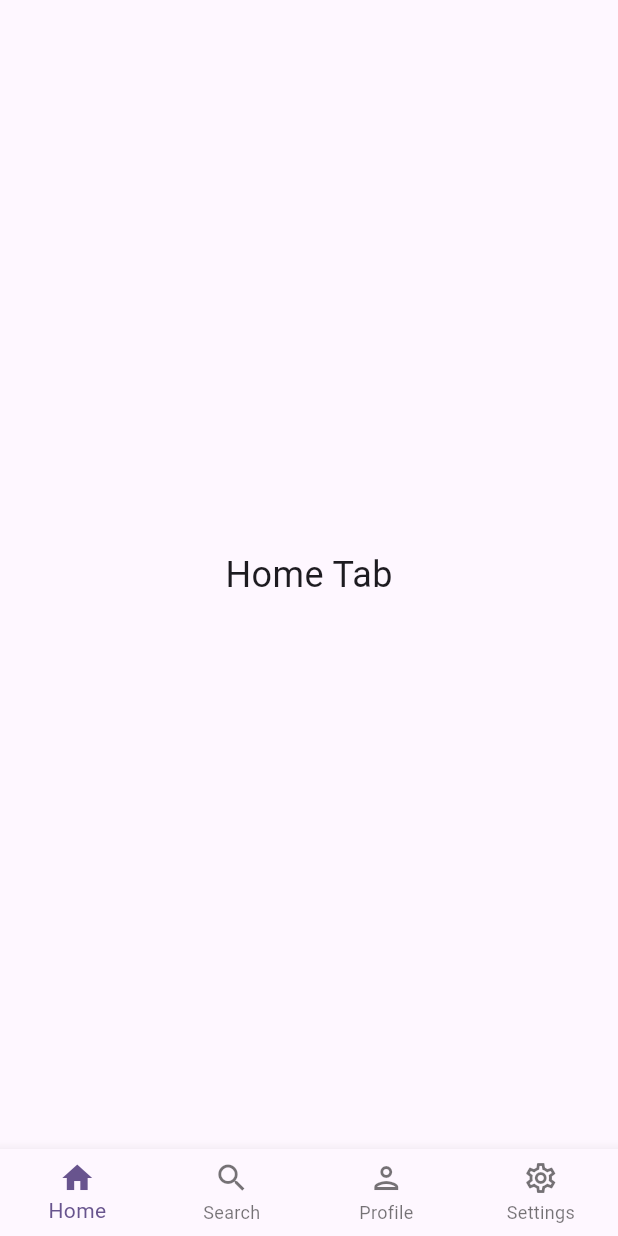
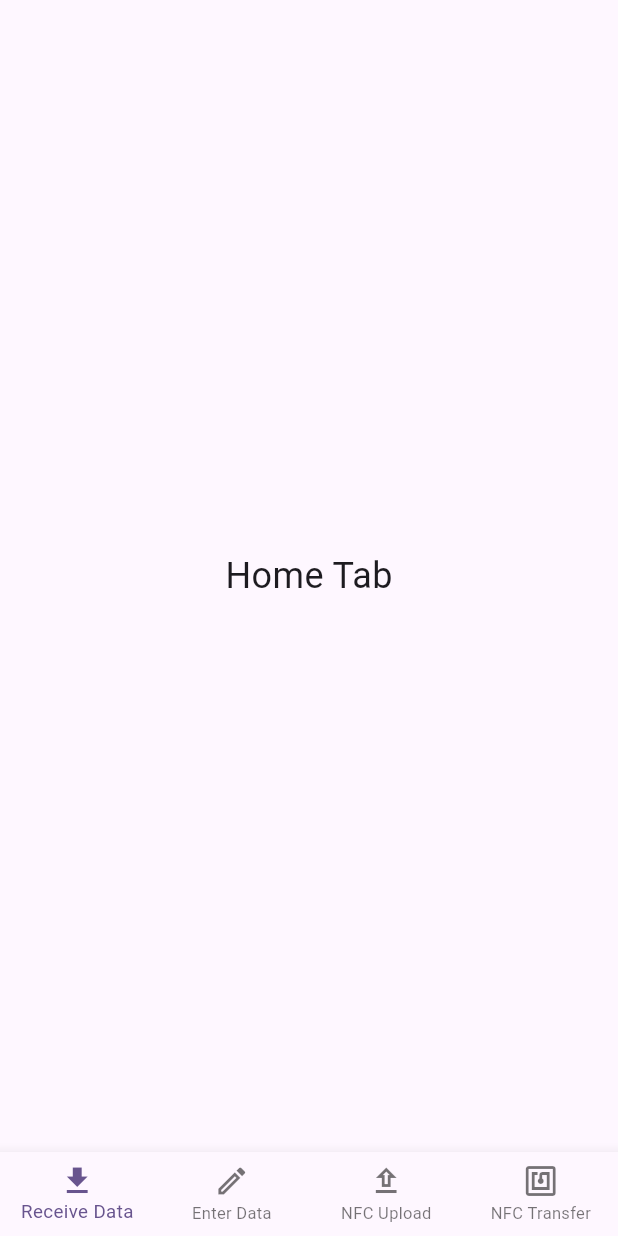
Before and after one commit to Yasin-Ahmed-Kamal-Khan/nfc_app, a Flutter app: the screen it shows after launch, on a phone screen of 412 x 824 dp. Run offline on Flutter 3.47's test engine with Material 3 defaults, Android fonts, the phone set to English and light mode, and no system bars.

Commit message:
Add form entering and saving to JSON

```diff
--- a/lib/app.dart
+++ b/lib/app.dart
@@ -14,30 +14,30 @@ class _AppState extends State<App> {
 
   final List<TabItem> _tabs = [
     TabItem(
-      title: 'Home',
-      icon: Icons.home_outlined,
-      activeIcon: Icons.home,
+      title: 'Receive Data',
+      icon: Icons.download_outlined,
+      activeIcon: Icons.download,
     ),
     TabItem(
-      title: 'Search',
-      icon: Icons.search_outlined,
-      activeIcon: Icons.search,
+      title: 'Enter Data',
+      icon: Icons.edit_outlined,
+      activeIcon: Icons.edit,
     ),
     TabItem(
-      title: 'Profile',
-      icon: Icons.person_outlined,
-      activeIcon: Icons.person,
+      title: 'NFC Upload',
+      icon: Icons.upload_outlined,
+      activeIcon: Icons.upload,
     ),
     TabItem(
-      title: 'Settings',
-      icon: Icons.settings_outlined,
-      activeIcon: Icons.settings,
+      title: 'NFC Transfer',
+      icon: Icons.nfc_outlined,
+      activeIcon: Icons.nfc,
     ),
   ];
 
   final List<Widget> _screens = [
     const HomeTab(),
-    const SearchTab(),
+    const EnterDataTab(),
     const ProfileTab(),
     const SettingsTab(),
   ];
@@ -59,6 +59,8 @@ class _AppState extends State<App> {
               ),
             )
             .toList(),
+        unselectedLabelStyle: TextStyle(fontSize: 11.0),
+        selectedLabelStyle: TextStyle(fontSize: 12.5),
       ),
     );
   }
--- a/lib/screens/screens.dart
+++ b/lib/screens/screens.dart
@@ -1,4 +1,4 @@
 export 'template_tab_1.dart';
-export 'template_tab_2.dart';
+export 'enter_data_tab.dart';
 export 'template_tab_3.dart';
 export 'template_tab_4.dart';
--- a/pubspec.yaml
+++ b/pubspec.yaml
@@ -35,6 +35,9 @@ dependencies:
   # The following adds the Cupertino Icons font to your application.
   # Use with the CupertinoIcons class for iOS style icons.
   cupertino_icons: ^1.0.8
+  path_provider: ^2.1.5
+  permission_handler: ^12.0.1
+  file_picker: ^10.2.0
 
 dev_dependencies:
   flutter_test:
```
Also changed, not shown: lib/models/user_details.dart (added, +36 -0 lines), lib/screens/enter_data_tab.dart (added, +180 -0 lines), lib/screens/template_tab_2.dart (deleted, +0 -15 lines), pubspec.lock, 4 other files.
